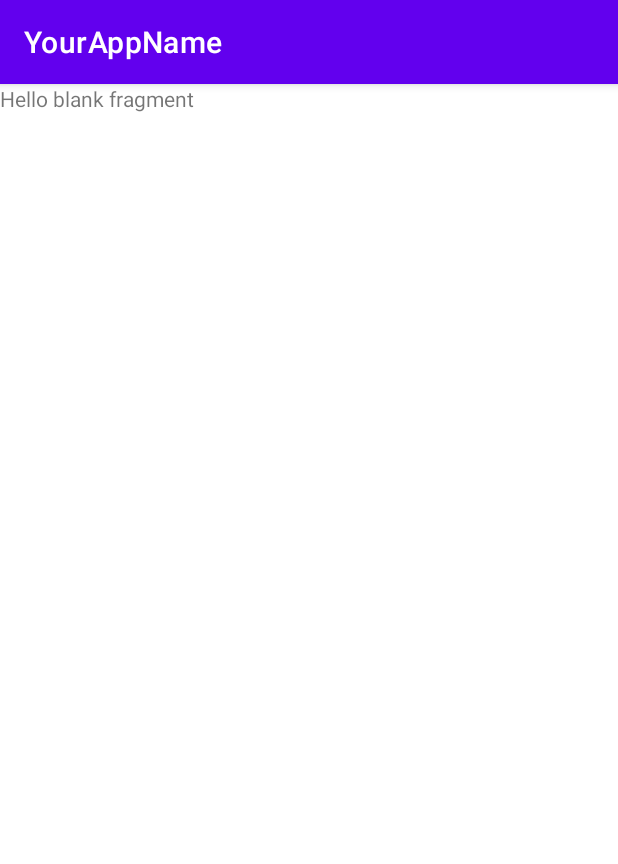
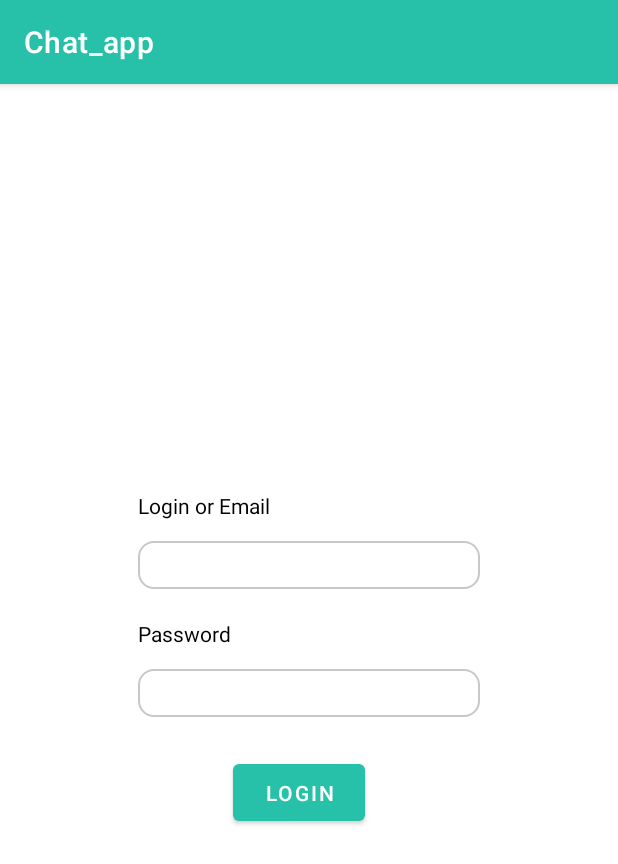
Before and after one commit to JesterVZ/chatApp, an Android app: the screen it shows after launch (MainActivity before the commit, LoginActivity after it), on a phone screen of 412 x 824 dp. Shown: the top 864 px of the screen. Run offline under Robolectric (Android 15) with nearby library versions, the phone set to English and light mode, and no system bars; our stand-ins replace Dagger/Hilt's generated code.

Commit message:
сверстан экран логина

```diff
--- a/app/src/main/AndroidManifest.xml
+++ b/app/src/main/AndroidManifest.xml
@@ -17,17 +17,18 @@
 
         <activity
             android:name=".presentation.Activity.LoginActivity"
-            android:exported="false" />
-        <activity
-            android:name=".presentation.Activity.MainActivity"
-            android:exported="true"
-            android:label="YourAppName">
+            android:exported="true">
             <intent-filter>
                 <action android:name="android.intent.action.MAIN" />
 
                 <category android:name="android.intent.category.LAUNCHER" />
             </intent-filter>
         </activity>
+        <activity
+            android:name=".presentation.Activity.MainActivity"
+            android:exported="true">
+
+        </activity>
     </application>
 
 </manifest>
--- /dev/null
+++ b/app/src/main/java/com/example/chat_app/presentation/ViewModel/LoginViewModel.kt
@@ -0,0 +1,13 @@
+package com.example.chat_app.presentation.ViewModel
+
+import androidx.lifecycle.ViewModel
+import com.example.chat_app.domain.UseCases.LoginUseCase
+import dagger.hilt.android.lifecycle.HiltViewModel
+import javax.inject.Inject
+
+@HiltViewModel
+class LoginViewModel @Inject constructor(
+    private val loginUseCase: LoginUseCase
+) : ViewModel() {
+
+}
--- /dev/null
+++ b/app/src/main/java/com/example/chat_app/presentation/ViewModel/RegisterViewModel.kt
@@ -0,0 +1,13 @@
+package com.example.chat_app.presentation.ViewModel
+
+import androidx.lifecycle.ViewModel
+import com.example.chat_app.domain.UseCases.RegisterUseCase
+import dagger.hilt.android.lifecycle.HiltViewModel
+import javax.inject.Inject
+
+@HiltViewModel
+class RegisterViewModel @Inject constructor(
+    private  val registerUseCase: RegisterUseCase
+) : ViewModel() {
+
+}
--- /dev/null
+++ b/app/src/main/res/drawable/button.xml
@@ -0,0 +1,9 @@
+<?xml version="1.0" encoding="utf-8"?>
+<selector xmlns:android="http://schemas.android.com/apk/res/android">
+    <item>
+        <shape android:shape="rectangle">
+            <corners android:radius="10dp"/>
+            <solid android:color="@color/green_main"/>
+        </shape>
+    </item>
+</selector>
--- /dev/null
+++ b/app/src/main/res/drawable/edit_text_border.xml
@@ -0,0 +1,14 @@
+<?xml version="1.0" encoding="utf-8"?>
+<selector xmlns:android="http://schemas.android.com/apk/res/android"
+    android:layout_height="wrap_content"
+    android:layout_width="wrap_content">
+    <item>
+        <shape android:shape="rectangle">
+            <corners android:radius="10dp" />
+            <stroke
+                android:width="1dp"
+                android:color="@color/border_color"
+                />
+        </shape>
+    </item>
+</selector>
--- a/app/src/main/res/layout/activity_login.xml
+++ b/app/src/main/res/layout/activity_login.xml
@@ -6,4 +6,17 @@
     android:layout_height="match_parent"
     tools:context=".presentation.Activity.LoginActivity">
 
+    <androidx.fragment.app.FragmentContainerView
+        android:id="@+id/fragmentContainerView"
+        android:name="androidx.navigation.fragment.NavHostFragment"
+        android:layout_width="match_parent"
+        android:layout_height="match_parent"
+        app:defaultNavHost="true"
+        app:layout_constraintLeft_toLeftOf="parent"
+        app:layout_constraintRight_toRightOf="parent"
+        app:layout_constraintTop_toTopOf="parent"
+        app:layout_constraintBottom_toBottomOf="parent"
+        app:navGraph="@navigation/login_nav"
+        tools:layout_editor_absoluteX="1dp"
+        tools:layout_editor_absoluteY="1dp" />
 </androidx.constraintlayout.widget.ConstraintLayout>
--- a/app/src/main/res/layout/fragment_login.xml
+++ b/app/src/main/res/layout/fragment_login.xml
@@ -1,14 +1,64 @@
 <?xml version="1.0" encoding="utf-8"?>
 <FrameLayout xmlns:android="http://schemas.android.com/apk/res/android"
+    xmlns:app="http://schemas.android.com/apk/res-auto"
     xmlns:tools="http://schemas.android.com/tools"
     android:layout_width="match_parent"
     android:layout_height="match_parent"
     tools:context=".presentation.fragment.LoginFragment">
 
-    <!-- TODO: Update blank fragment layout -->
-    <TextView
+    <androidx.constraintlayout.widget.ConstraintLayout
         android:layout_width="match_parent"
-        android:layout_height="match_parent"
-        android:text="@string/hello_blank_fragment" />
+        android:layout_height="match_parent">
 
+        <LinearLayout
+            android:layout_width="228dp"
+            android:layout_height="225dp"
+            android:orientation="vertical"
+            app:layout_constraintTop_toTopOf="parent"
+            app:layout_constraintLeft_toLeftOf="parent"
+            app:layout_constraintRight_toRightOf="parent"
+            app:layout_constraintBottom_toBottomOf="parent">
+
+            <TextView
+                android:id="@+id/LoginTextView"
+                android:layout_width="match_parent"
+                android:textColor="@color/black"
+                android:layout_height="wrap_content"
+                android:layout_marginBottom="14dp"
+                android:text="Login or Email" />
+
+            <EditText
+                android:id="@+id/LoginEditText"
+                android:layout_width="match_parent"
+                android:layout_height="32dp"
+                android:ems="10"
+                android:layout_marginBottom="20dp"
+                android:background="@drawable/edit_text_border"
+                android:inputType="textPersonName" />
+            <TextView
+                android:id="@+id/PasswordTextView"
+                android:layout_width="match_parent"
+                android:textColor="@color/black"
+                android:layout_height="wrap_content"
+                android:layout_marginBottom="14dp"
+                android:text="Password" />
+
+            <EditText
+                android:id="@+id/PasswordEditText"
+                android:layout_width="match_parent"
+                android:layout_height="32dp"
+                android:ems="10"
+                android:background="@drawable/edit_text_border"
+                android:inputType="textPersonName" />
+
+            <Button
+                android:layout_width="wrap_content"
+                android:layout_height="50dp"
+                android:layout_marginTop="25dp"
+                android:layout_marginLeft="63dp"
+                android:text="Login" />
+
+
+        </LinearLayout>
+    </androidx.constraintlayout.widget.ConstraintLayout>
 </FrameLayout>
--- a/app/src/main/res/values/colors.xml
+++ b/app/src/main/res/values/colors.xml
@@ -4,7 +4,9 @@
     <color name="purple_500">#FF6200EE</color>
     <color name="purple_700">#FF3700B3</color>
     <color name="teal_200">#FF03DAC5</color>
+    <color name="green_main">#27C1A9</color>
     <color name="teal_700">#FF018786</color>
     <color name="black">#FF000000</color>
     <color name="white">#FFFFFFFF</color>
+    <color name="border_color">#C8C8C8</color>
 </resources>
--- a/app/src/main/res/values/themes.xml
+++ b/app/src/main/res/values/themes.xml
@@ -2,8 +2,8 @@
     <!-- Base application theme. -->
     <style name="Theme.Chat_app" parent="Theme.MaterialComponents.DayNight.DarkActionBar">
         <!-- Primary brand color. -->
-        <item name="colorPrimary">@color/purple_500</item>
-        <item name="colorPrimaryVariant">@color/purple_700</item>
+        <item name="colorPrimary">@color/green_main</item>
+        <item name="colorPrimaryVariant">@color/teal_700</item>
         <item name="colorOnPrimary">@color/white</item>
         <!-- Secondary brand color. -->
         <item name="colorSecondary">@color/teal_200</item>
```
